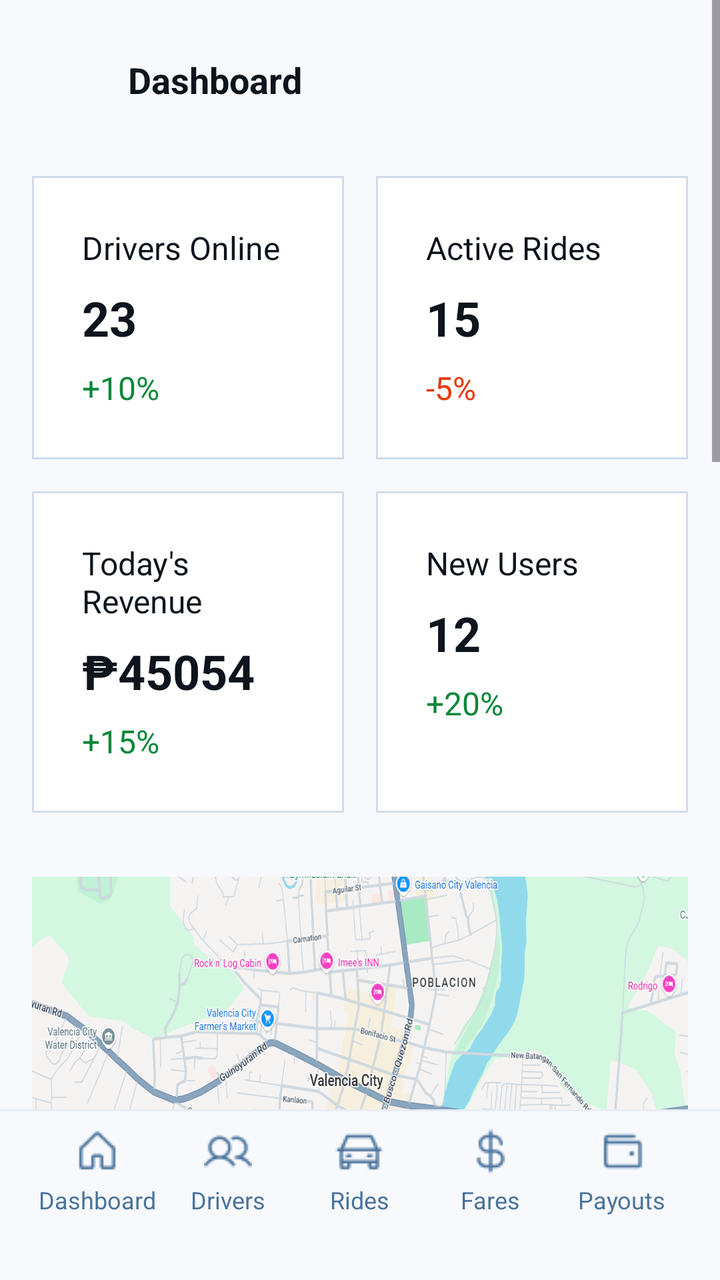
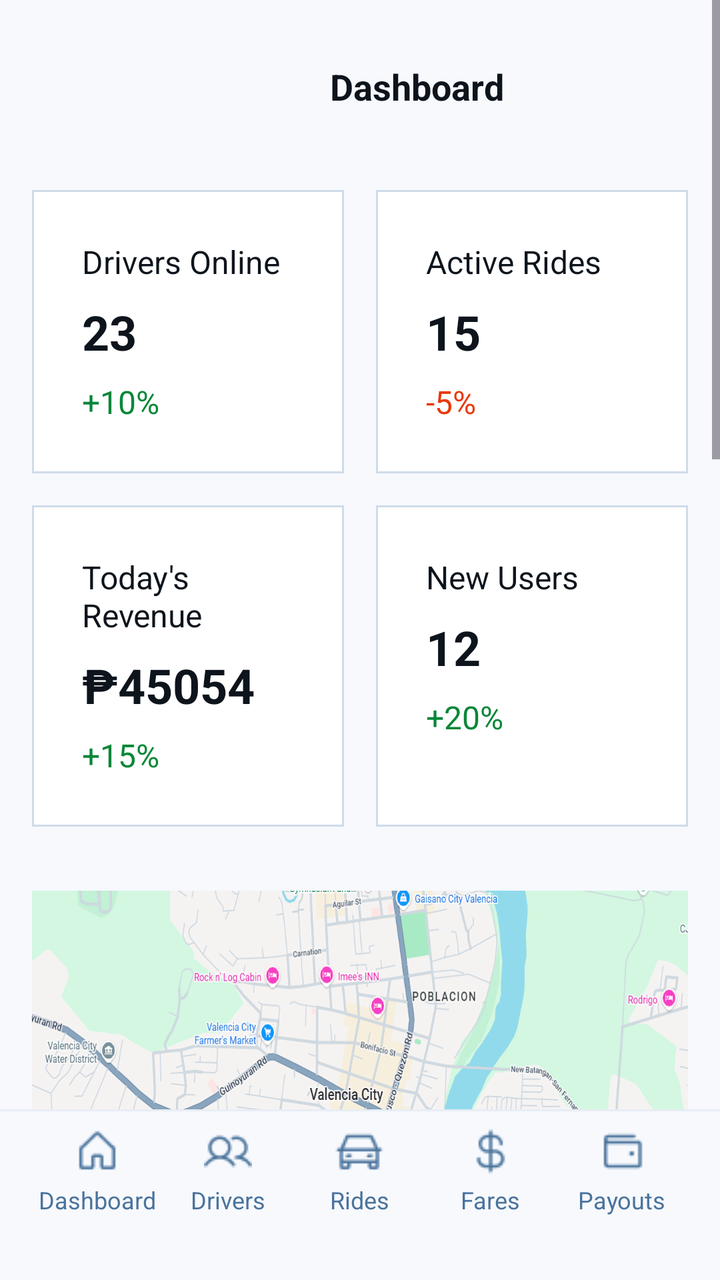

Before-and-after screenshots of an Android layout around one commit, followed by the original layout XML and the change that was made.
<!-- AndroidManifest.xml: application theme Theme.Tricycle_app -->
<!-- res/layout/admindashboard.xml -->
<?xml version="1.0" encoding="utf-8"?>
<LinearLayout xmlns:android="http://schemas.android.com/apk/res/android"
    android:layout_width="match_parent"
    android:layout_height="match_parent"
    android:orientation="vertical"
    android:background="#F7F9FD">

    <ScrollView
        android:layout_width="match_parent"
        android:layout_height="0dp"
        android:layout_weight="1"
        android:fillViewport="true">

        <LinearLayout
            android:layout_width="match_parent"
            android:layout_height="wrap_content"
            android:orientation="vertical"
            android:paddingBottom="24dp">

            <LinearLayout
                android:layout_width="match_parent"
                android:layout_height="wrap_content"
                android:orientation="horizontal"
                android:gravity="center_vertical"
                android:paddingTop="16dp"
                android:paddingBottom="8dp"
                android:paddingStart="16dp"
                android:paddingEnd="16dp"
                android:background="#F7F9FD">

                <LinearLayout
                    android:id="@+id/btnBack"
                    android:layout_width="48dp"
                    android:layout_height="48dp"
                    android:gravity="center"
                    android:clickable="true"
                    android:focusable="true">
                    <View
                        android:layout_width="24dp"
                        android:layout_height="24dp"
                        android:background="@android:color/transparent" />
                </LinearLayout>

                <TextView
                    android:layout_width="wrap_content"
                    android:layout_height="wrap_content"
                    android:text="Dashboard"
                    android:textSize="18sp"
                    android:textStyle="bold"
                    android:textColor="#0D141C"
                    android:paddingEnd="48dp"/>
            </LinearLayout>

            <LinearLayout
                android:layout_width="match_parent"
                android:layout_height="wrap_content"
                android:orientation="vertical"
                android:padding="16dp">

                <LinearLayout
                    android:layout_width="match_parent"
                    android:layout_height="wrap_content"
                    android:orientation="horizontal"
                    android:layout_marginBottom="16dp">

                    <LinearLayout
                        android:layout_width="0dp"
                        android:layout_weight="1"
                        android:layout_height="wrap_content"
                        android:layout_marginEnd="8dp"
                        android:background="#CFDBE8"
                        android:padding="1dp"> <LinearLayout
                        android:layout_width="match_parent"
                        android:layout_height="wrap_content"
                        android:orientation="vertical"
                        android:background="#FFFFFF"
                        android:padding="24dp">
                        <TextView
                            android:layout_width="wrap_content"
                            android:layout_height="wrap_content"
                            android:text="Drivers Online"
                            android:textSize="16sp"
                            android:textColor="#0D141C"
                            android:layout_marginBottom="8dp"/>
                        <TextView
                            android:layout_width="wrap_content"
                            android:layout_height="wrap_content"
                            android:text="23"
                            android:textSize="24sp"
                            android:textStyle="bold"
                            android:textColor="#0D141C"
                            android:layout_marginBottom="8dp"/>
                        <TextView
                            android:layout_width="wrap_content"
                            android:layout_height="wrap_content"
                            android:text="+10%"
                            android:textSize="16sp"
                            android:textColor="#088738"/>
                    </LinearLayout>
                    </LinearLayout>

                    <LinearLayout
                        android:layout_width="0dp"
                        android:layout_weight="1"
                        android:layout_height="wrap_content"
                        android:layout_marginStart="8dp"
                        android:background="#CFDBE8"
                        android:padding="1dp">
                        <LinearLayout
                            android:layout_width="match_parent"
                            android:layout_height="wrap_content"
                            android:orientation="vertical"
                            android:background="#FFFFFF"
                            android:padding="24dp">
                            <TextView
                                android:layout_width="wrap_content"
                                android:layout_height="wrap_content"
                                android:text="Active Rides"
                                android:textSize="16sp"
                                android:textColor="#0D141C"
                                android:layout_marginBottom="8dp"/>
                            <TextView
                                android:layout_width="wrap_content"
                                android:layout_height="wrap_content"
                                android:text="15"
                                android:textSize="24sp"
                                android:textStyle="bold"
                                android:textColor="#0D141C"
                                android:layout_marginBottom="8dp"/>
                            <TextView
                                android:layout_width="wrap_content"
                                android:layout_height="wrap_content"
                                android:text="-5%"
                                android:textSize="16sp"
                                android:textColor="#E83808"/>
                        </LinearLayout>
                    </LinearLayout>
                </LinearLayout>

                <LinearLayout
                    android:layout_width="match_parent"
                    android:layout_height="wrap_content"
                    android:orientation="horizontal">

                    <LinearLayout
                        android:layout_width="0dp"
                        android:layout_weight="1"
                        android:layout_height="match_parent"
                        android:layout_marginEnd="8dp"
                        android:background="#CFDBE8"
                        android:padding="1dp">
                        <LinearLayout
                            android:layout_width="match_parent"
                            android:layout_height="match_parent"
                            android:orientation="vertical"
                            android:background="#FFFFFF"
                            android:padding="24dp">
                            <TextView
                                android:layout_width="wrap_content"
                                android:layout_height="wrap_content"
                                android:text="Today's Revenue"
                                android:textSize="16sp"
                                android:textColor="#0D141C"
                                android:layout_marginBottom="8dp"/>
                            <TextView
                                android:layout_width="wrap_content"
                                android:layout_height="wrap_content"
                                android:text="₱45054"
                                android:textSize="24sp"
                                android:textStyle="bold"
                                android:textColor="#0D141C"
                                android:layout_marginBottom="8dp"/>
                            <TextView
                                android:layout_width="wrap_content"
                                android:layout_height="wrap_content"
                                android:text="+15%"
                                android:textSize="16sp"
                                android:textColor="#088738"/>
                        </LinearLayout>
                    </LinearLayout>

                    <LinearLayout
                        android:layout_width="0dp"
                        android:layout_weight="1"
                        android:layout_height="match_parent"
                        android:layout_marginStart="8dp"
                        android:background="#CFDBE8"
                        android:padding="1dp">
                        <LinearLayout
                            android:layout_width="match_parent"
                            android:layout_height="match_parent"
                            android:orientation="vertical"
                            android:background="#FFFFFF"
                            android:padding="24dp">
                            <TextView
                                android:layout_width="wrap_content"
                                android:layout_height="wrap_content"
                                android:text="New Users"
                                android:textSize="16sp"
                                android:textColor="#0D141C"
                                android:layout_marginBottom="8dp"/>
                            <TextView
                                android:layout_width="wrap_content"
                                android:layout_height="wrap_content"
                                android:text="12"
                                android:textSize="24sp"
                                android:textStyle="bold"
                                android:textColor="#0D141C"
                                android:layout_marginBottom="8dp"/>
                            <TextView
                                android:layout_width="wrap_content"
                                android:layout_height="wrap_content"
                                android:text="+20%"
                                android:textSize="16sp"
                                android:textColor="#088738"/>
                        </LinearLayout>
                    </LinearLayout>
                </LinearLayout>
            </LinearLayout>

            <LinearLayout
                android:layout_width="match_parent"
                android:layout_height="wrap_content"
                android:orientation="vertical"
                android:padding="16dp">

                <View
                    android:layout_width="match_parent"
                    android:layout_height="201dp"
                    android:layout_marginBottom="16dp"
                    android:background="@drawable/map" />

                <TextView
                    android:layout_width="wrap_content"
                    android:layout_height="wrap_content"
                    android:text="Live Map"
                    android:textSize="18sp"
                    android:textStyle="bold"
                    android:textColor="#0D141C"
                    android:layout_marginBottom="4dp"/>

                <LinearLayout
                    android:layout_width="match_parent"
                    android:layout_height="wrap_content"
                    android:orientation="horizontal"
                    android:gravity="bottom">

                    <TextView
                        android:layout_width="0dp"
                        android:layout_height="wrap_content"
                        android:layout_weight="1"
                        android:text="View real-time locations of active drivers"
                        android:textSize="16sp"
                        android:textColor="#4A739C"
                        android:layout_marginEnd="12dp"/>

                    <TextView
                        android:layout_width="84dp"
                        android:layout_height="32dp"
                        android:background="#0A73D9"
                        android:text="View Map"
                        android:textColor="#FFFFFF"
                        android:textSize="14sp"
                        android:gravity="center"
                        android:textStyle="bold"/>
                </LinearLayout>
            </LinearLayout>

            <LinearLayout
                android:layout_width="match_parent"
                android:layout_height="wrap_content"
                android:orientation="horizontal"
                android:padding="16dp">

                <LinearLayout
                    android:layout_width="0dp"
                    android:layout_height="wrap_content"
                    android:layout_weight="1"
                    android:orientation="vertical"
                    android:layout_marginEnd="16dp">

                    <TextView
                        android:layout_width="wrap_content"
                        android:layout_height="wrap_content"
                        android:text="Pending Driver Verifications"
                        android:textSize="16sp"
                        android:textStyle="bold"
                        android:textColor="#0D141C"
                        android:layout_marginBottom="4dp"/>

                    <TextView
                        android:layout_width="wrap_content"
                        android:layout_height="wrap_content"
                        android:text="5 new applications"
                        android:textSize="14sp"
                        android:textColor="#4A739C"
                        android:layout_marginBottom="16dp"/>

                    <TextView
                        android:layout_width="84dp"
                        android:layout_height="32dp"
                        android:background="#E8EDF5"
                        android:text="View"
                        android:textColor="#0D141C"
                        android:gravity="center"
                        android:textSize="14sp"/>
                </LinearLayout>

                <View
                    android:layout_width="80dp"
                    android:layout_height="93dp"
                    android:background="@drawable/doc" />
            </LinearLayout>

            <LinearLayout
                android:layout_width="match_parent"
                android:layout_height="wrap_content"
                android:orientation="horizontal"
                android:padding="16dp">

                <LinearLayout
                    android:layout_width="0dp"
                    android:layout_height="wrap_content"
                    android:layout_weight="1"
                    android:orientation="vertical"
                    android:layout_marginEnd="16dp">

                    <TextView
                        android:layout_width="wrap_content"
                        android:layout_height="wrap_content"
                        android:text="New Support Tickets"
                        android:textSize="16sp"
                        android:textStyle="bold"
                        android:textColor="#0D141C"
                        android:layout_marginBottom="4dp"/>

                    <TextView
                        android:layout_width="wrap_content"
                        android:layout_height="wrap_content"
                        android:text="3 unresolved issues"
                        android:textSize="14sp"
                        android:textColor="#4A739C"
                        android:layout_marginBottom="16dp"/>

                    <TextView
                        android:layout_width="84dp"
                        android:layout_height="32dp"
                        android:background="#E8EDF5"
                        android:text="View"
                        android:textColor="#0D141C"
                        android:gravity="center"
                        android:textSize="14sp"/>
                </LinearLayout>

                <View
                    android:layout_width="80dp"
                    android:layout_height="93dp"
                    android:background="@drawable/doc" />
            </LinearLayout>

            <LinearLayout
                android:layout_width="match_parent"
                android:layout_height="wrap_content"
                android:orientation="vertical"
                android:padding="16dp">

                <View
                    android:layout_width="match_parent"
                    android:layout_height="201dp"
                    android:layout_marginBottom="16dp"
                    android:background="@drawable/graph" />

                <TextView
                    android:layout_width="wrap_content"
                    android:layout_height="wrap_content"
                    android:text="Rides in the Last 24 Hours"
                    android:textSize="18sp"
                    android:textStyle="bold"
                    android:textColor="#0D141C"
                    android:layout_marginBottom="4dp"/>

                <LinearLayout
                    android:layout_width="match_parent"
                    android:layout_height="wrap_content"
                    android:orientation="horizontal"
                    android:gravity="bottom">

                    <TextView
                        android:layout_width="0dp"
                        android:layout_height="wrap_content"
                        android:layout_weight="1"
                        android:text="Track ride activity over the past day"
                        android:textSize="16sp"
                        android:textColor="#4A739C"
                        android:layout_marginEnd="12dp"/>

                    <TextView
                        android:id="@+id/btnViewChart"
                        android:layout_width="100dp"
                        android:layout_height="32dp"
                        android:background="#0A73D9"
                        android:text="View Chart"
                        android:textColor="#FFFFFF"
                        android:textSize="14sp"
                        android:gravity="center"
                        android:textStyle="bold"
                        android:clickable="true"
                        android:focusable="true"/>
                </LinearLayout>
            </LinearLayout>

        </LinearLayout>
    </ScrollView>

    <include layout="@layout/adminnavbar" />

</LinearLayout>
<!-- res/layout/adminnavbar.xml (included above) -->
<?xml version="1.0" encoding="utf-8"?>
<LinearLayout xmlns:android="http://schemas.android.com/apk/res/android"
    android:layout_width="match_parent"
    android:layout_height="wrap_content"
    android:orientation="vertical">

    <View
        android:layout_width="match_parent"
        android:layout_height="1dp"
        android:background="#E8EDF5"/>

    <LinearLayout
        android:layout_width="match_parent"
        android:layout_height="wrap_content"
        android:orientation="horizontal"
        android:background="#F7F9FD"
        android:paddingTop="8dp"
        android:paddingBottom="12dp"
        android:paddingStart="16dp"
        android:paddingEnd="16dp">

        <LinearLayout
            android:id="@+id/nav_dashboard"
            android:layout_width="0dp"
            android:layout_height="wrap_content"
            android:layout_weight="1"
            android:orientation="vertical"
            android:gravity="center"
            android:clickable="true"
            android:focusable="true">

            <View
                android:layout_width="24dp"
                android:layout_height="24dp"
                android:background="@drawable/home" />

            <TextView
                android:layout_width="wrap_content"
                android:layout_height="wrap_content"
                android:text="Dashboard"
                android:textSize="12sp"
                android:textColor="#4A739C"
                android:layout_marginTop="4dp"/>
        </LinearLayout>

        <LinearLayout
            android:id="@+id/nav_drivers"
            android:layout_width="0dp"
            android:layout_height="wrap_content"
            android:layout_weight="1"
            android:orientation="vertical"
            android:gravity="center"
            android:clickable="true"
            android:focusable="true">

            <View
                android:layout_width="24dp"
                android:layout_height="24dp"
                android:background="@drawable/users" />

            <TextView
                android:layout_width="wrap_content"
                android:layout_height="wrap_content"
                android:text="Drivers"
                android:textSize="12sp"
                android:textColor="#4A739C"
                android:layout_marginTop="4dp"/>
        </LinearLayout>

        <LinearLayout
            android:id="@+id/nav_rides"
            android:layout_width="0dp"
            android:layout_height="wrap_content"
            android:layout_weight="1"
            android:orientation="vertical"
            android:gravity="center"
            android:clickable="true"
            android:focusable="true">

            <View
                android:layout_width="24dp"
                android:layout_height="24dp"
                android:background="@drawable/ride" />

            <TextView
                android:layout_width="wrap_content"
                android:layout_height="wrap_content"
                android:text="Rides"
                android:textSize="12sp"
                android:textColor="#4A739C"
                android:layout_marginTop="4dp"/>
        </LinearLayout>

        <LinearLayout
            android:id="@+id/nav_fares"
            android:layout_width="0dp"
            android:layout_height="wrap_content"
            android:layout_weight="1"
            android:orientation="vertical"
            android:gravity="center"
            android:clickable="true"
            android:focusable="true">

            <View
                android:layout_width="24dp"
                android:layout_height="24dp"
                android:background="@drawable/money" />

            <TextView
                android:layout_width="wrap_content"
                android:layout_height="wrap_content"
                android:text="Fares"
                android:textSize="12sp"
                android:textColor="#4A739C"
                android:layout_marginTop="4dp"/>
        </LinearLayout>

        <LinearLayout
            android:id="@+id/nav_payouts"
            android:layout_width="0dp"
            android:layout_height="wrap_content"
            android:layout_weight="1"
            android:orientation="vertical"
            android:gravity="center"
            android:clickable="true"
            android:focusable="true">

            <View
                android:layout_width="24dp"
                android:layout_height="24dp"
                android:background="@drawable/payout" />

            <TextView
                android:layout_width="wrap_content"
                android:layout_height="wrap_content"
                android:text="Payouts"
                android:textSize="12sp"
                android:textColor="#4A739C"
                android:layout_marginTop="4dp"/>
        </LinearLayout>

    </LinearLayout>

    <View
        android:layout_width="match_parent"
        android:layout_height="20dp"
        android:background="#F7F9FD"/>

</LinearLayout>
<!-- resources referenced by this layout -->
<resources>
  <!-- drawable doc: png bitmap (drawable, 36227 bytes) -->
  <!-- drawable graph: png bitmap (drawable, 18302 bytes) -->
  <!-- drawable home: png bitmap (drawable, 468 bytes) -->
  <!-- drawable map: png bitmap (drawable, 265506 bytes) -->
  <!-- drawable money: png bitmap (drawable, 640 bytes) -->
  <!-- drawable payout: png bitmap (drawable, 415 bytes) -->
  <!-- drawable ride: png bitmap (drawable, 550 bytes) -->
  <!-- drawable users: png bitmap (drawable, 770 bytes) -->
  <style name="Theme.Tricycle_app" parent="Base.Theme.Tricycle_app" />
  <style name="Base.Theme.Tricycle_app" parent="Theme.Material3.DayNight.NoActionBar">
          
          
      </style>
</resources>

<!-- the commit's change to res/layout/admindashboard.xml (unified diff, before → after) -->
@@ -19,36 +19,24 @@
 
             <LinearLayout
                 android:layout_width="match_parent"
-                android:layout_height="wrap_content"
+                android:layout_height="79dp"
+                android:background="#F7F9FD"
+                android:gravity="center_vertical"
                 android:orientation="horizontal"
-                android:gravity="center_vertical"
+                android:paddingStart="16dp"
                 android:paddingTop="16dp"
-                android:paddingBottom="8dp"
-                android:paddingStart="16dp"
                 android:paddingEnd="16dp"
-                android:background="#F7F9FD">
-
-                <LinearLayout
-                    android:id="@+id/btnBack"
-                    android:layout_width="48dp"
-                    android:layout_height="48dp"
+                android:paddingBottom="8dp">
+
+                <TextView
+                    android:layout_width="411dp"
+                    android:layout_height="40dp"
                     android:gravity="center"
-                    android:clickable="true"
-                    android:focusable="true">
-                    <View
-                        android:layout_width="24dp"
-                        android:layout_height="24dp"
-                        android:background="@android:color/transparent" />
-                </LinearLayout>
-
-                <TextView
-                    android:layout_width="wrap_content"
-                    android:layout_height="wrap_content"
-                    android:text="Dashboard"
+                    android:paddingEnd="48dp"
+                    android:text="     Dashboard"
+                    android:textColor="#0D141C"
                     android:textSize="18sp"
-                    android:textStyle="bold"
-                    android:textColor="#0D141C"
-                    android:paddingEnd="48dp"/>
+                    android:textStyle="bold" />
             </LinearLayout>
 
             <LinearLayout
